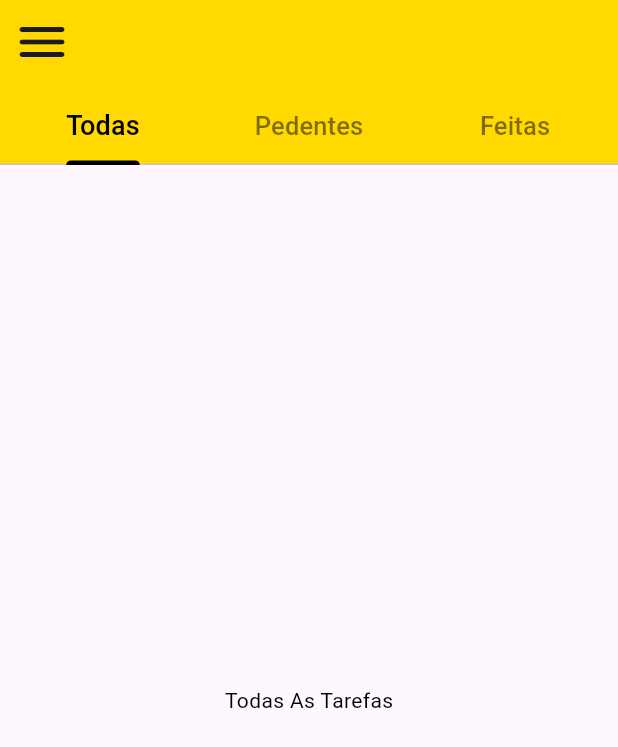
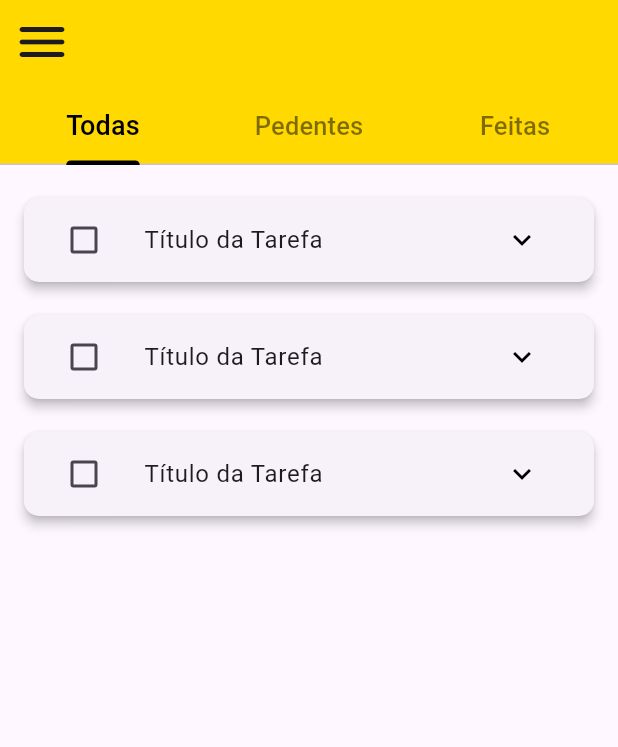
Before and after one commit to pedroo-vtor/anote-e-lembre, a Flutter app: the ListaTarefasView screen opened directly, on a phone screen of 412 x 824 dp. Shown: the top 747 px of the screen. Run offline on Flutter 3.47's test engine with Material 3 defaults, Android fonts, the phone set to English and light mode, and no system bars; our stand-ins replace firebase_auth, firebase_core; accounts and stored records are empty.

Commit message:
wip(tarefa): Cria a view da tarefa

```diff
--- a/lib/views/lista_tarefa_views/lista_tarefas_view.dart
+++ b/lib/views/lista_tarefa_views/lista_tarefas_view.dart
@@ -1,7 +1,7 @@
+import 'package:flutter/material.dart';
 import 'package:anote_e_lembre/views_models/usuario_view_model.dart';
-import 'package:flutter/material.dart';
-import 'package:provider/provider.dart';
 import 'package:anote_e_lembre/views/lista_tarefa_views/appbar_view.dart';
+import 'package:anote_e_lembre/views/lista_tarefa_views/tarefa_view.dart';
 
 class ListaTarefasView extends StatelessWidget {
   const ListaTarefasView({super.key});
@@ -11,14 +11,21 @@ class ListaTarefasView extends StatelessWidget {
     return DefaultTabController(
       length: 3,
       child: Scaffold(
+        // Appbar
         appBar: ListaTarefaAppBar(),
-        body: const TabBarView(
+
+        body: TabBarView(
           children: [
-            Center(
-              child: Text(
-                "Todas As Tarefas",
-                style: TextStyle(color: Color(0xFF000000)),
-              ),
+            // Aba 1: Todas as Tarefas
+            ListView(
+              padding: const EdgeInsets.all(16),
+              children: [
+                TarefaView(),
+                SizedBox(height: 10), // Espaço entre os cards
+                TarefaView(),
+                SizedBox(height: 10),
+                TarefaView(),
+              ],
             ),
             Center(
               child: Text(
--- /dev/null
+++ b/lib/views/lista_tarefa_views/tarefa_view.dart
@@ -0,0 +1,146 @@
+import 'package:flutter/material.dart';
+
+class TarefaView extends StatefulWidget {
+  const TarefaView({super.key});
+
+  @override
+  State<TarefaView> createState() => _TarefaViewState();
+}
+
+class _TarefaViewState extends State<TarefaView> {
+  bool tarefaFeita = false;
+  bool tarefaExpandida = false;
+
+  @override
+  Widget build(BuildContext context) {
+    // Formatação Card
+    return Card(
+      elevation: 3,
+      margin: const EdgeInsets.symmetric(vertical: 6),
+      shape: RoundedRectangleBorder(borderRadius: BorderRadius.circular(10)),
+      color: const Color(0xFFF7F2FA),
+
+      child: Column(
+        children: [
+
+          // Cabeçalho (Sempre Visível)
+          ListTile(
+
+            // Título da Tarefa
+            title: const Text("Título da Tarefa"),
+
+            // CheckBox
+            leading: Checkbox(
+              value: tarefaFeita,
+              activeColor: const Color(0xFF00FF77),
+              onChanged: (newBool) {
+                setState(() {
+                  tarefaFeita = newBool ?? false;
+                });
+              },
+            ),
+
+            // Expandir
+            trailing: IconButton(
+              // Lógica da Expansão
+              onPressed: () {
+                setState(() {
+                  tarefaExpandida = !tarefaExpandida;
+                });
+              },
+
+              // Ícone Expandir
+              icon: Icon(
+                tarefaExpandida ? Icons.expand_less : Icons.expand_more,
+                color: Color(0xFF000000),
+              ),
+            ),
+
+            // Lógica da Expansão
+            onTap: () {
+              setState(() {
+                tarefaExpandida = !tarefaExpandida;
+              });
+            },
+          ),
+
+          // Conteúdo Expansível
+          if (tarefaExpandida)
+            Column(
+              children: [
+
+                //  Divisão entre Título e Descrição
+                Divider(height: 20, indent: 16, endIndent: 16),
+
+                Padding(
+                  padding: EdgeInsets.all(8.0),
+                  child: Text(
+                    "Lorem ipsum dolor sit amet, consectetur adipiscing elit. Nulla iaculis elit id magna ultrices, laoreet fringilla nulla iaculis. Suspendisse mattis, neque id tincidunt facilisis, nibh purus pulvinar enim, et pretium neque tellus maximus felis. Sed mauris lorem, semper in urna nec, eleifend mattis orci.",
+                    textAlign: TextAlign.left,
+                    style: TextStyle(fontSize: 14),
+                  ),
+                ),
+
+                //  Divisão entre Descrição e os Botões de Ações
+                Divider(height: 20, indent: 16, endIndent: 16),
+
+                // Botões de Ações (Editar e Excluir)
+                Row(
+                  mainAxisAlignment: MainAxisAlignment.center,
+                  // Botão Editar
+                  children: [
+                    Column(
+                      children: [
+                        IconButton(
+                          onPressed: () {},
+                          icon: Icon(
+                            Icons.edit,
+                            size: 30,
+                            color: Color(0xFFFF9B00),
+                          ),
+                        ),
+                        Text(
+                          'Editar',
+                          style: TextStyle(
+                            color: Color(0xFFFF9B00),
+                            fontSize: 14,
+                          ),
+                          textAlign: TextAlign.center,
+                        ),
+                      ],
+                    ),
+
+                    //Espaçamento entre os Botões
+                    SizedBox(width: 40),
+
+                    // Botão Excluir
+                    Column(
+                      children: [
+                        IconButton(
+                          onPressed: () {},
+                          icon: Icon(
+                            Icons.delete,
+                            size: 30,
+                            color: Color(0xFFFF1800),
+                          ),
+                        ),
+                        Text(
+                          'Excluir',
+                          style: TextStyle(
+                            color: Color(0xFFFF1800),
+                            fontSize: 14,
+                          ),
+                          textAlign: TextAlign.center,
+                        ),
+                      ],
+                    ),
+                  ],
+                ),
+                SizedBox(height: 8),
+              ],
+            ),
+        ],
+      ),
+    );
+  }
+}
```
